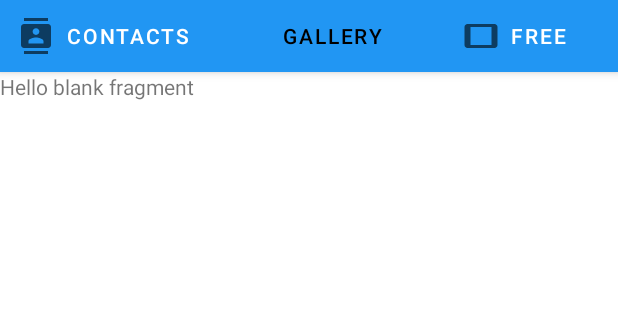
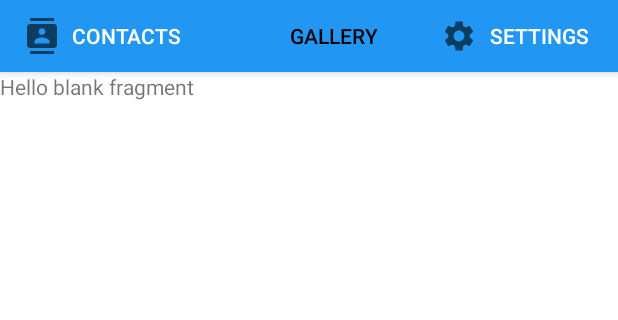
Before and after one commit to k12ms26/3-Tabs, an Android app: the screen it shows after launch (MainActivity), tab 2 chosen, on a phone screen of 412 x 824 dp, the part 89-409 px from its top. Run offline under Robolectric (Android 15) with nearby library versions, the phone set to English and light mode, and no system bars.

Commit message:
Add Contacts Listview

```diff
--- a/app/src/main/java/com/example/cs496_tabbed/MainActivity.kt
+++ b/app/src/main/java/com/example/cs496_tabbed/MainActivity.kt
@@ -61,14 +61,14 @@ class MainActivity : AppCompatActivity() {
         val adapter = ViewPagerAdapter(supportFragmentManager)
         adapter.addFragment(ContactsFragment(), "Contacts")
         adapter.addFragment(GalleryFragment(), "Gallery")
-        adapter.addFragment(FreeFragment(), "Free")
+        adapter.addFragment(FreeFragment(), "Settings")
 
         viewPager.adapter = adapter
         tabs.setupWithViewPager(viewPager)
 
         tabs.getTabAt(0)!!.setIcon(R.drawable.ic_baseline_contacts_24)
         tabs.getTabAt(1)!!.setIcon(R.drawable.ic_baseline_photo_library_24)
-        tabs.getTabAt(2)!!.setIcon(R.drawable.ic_baseline_tablet_24)
+        tabs.getTabAt(2)!!.setIcon(R.drawable.ic_baseline_settings_24)
     }
 
 }
--- a/app/src/main/java/com/example/cs496_tabbed/fragments/ContactsFragment.kt
+++ b/app/src/main/java/com/example/cs496_tabbed/fragments/ContactsFragment.kt
@@ -11,42 +11,26 @@ import android.view.ViewGroup
 import android.widget.ListView
 import android.widget.SimpleCursorAdapter
 import androidx.fragment.app.ListFragment
-import androidx.recyclerview.widget.RecyclerView
 import com.example.cs496_tabbed.R
 
-
 class ContactsFragment : ListFragment() {
-
-    override fun onCreate(savedInstanceState: Bundle?) {
-        super.onCreate(savedInstanceState)
-
-    }
-
     override fun onCreateView(
         inflater: LayoutInflater, container: ViewGroup?,
         savedInstanceState: Bundle?
     ): View? {
         // Inflate the layout for this fragment
-        val view = inflater.inflate(R.layout.fragment_contacts, container, false)
-        return view
-    }
-    override fun onViewCreated(view: View, savedInstanceState: Bundle?) {
-        super.onViewCreated(view, savedInstanceState)
+        var view = inflater.inflate(R.layout.fragment_contacts, container, false)
 
-    }
-
-
-    fun read(){
-        val listview = view?.findViewById<ListView>(R.id.listview)
         var cursor: Cursor? = activity?.contentResolver?.query(ContactsContract.CommonDataKinds.Phone.CONTENT_URI, null, null, null, null)
         activity?.startManagingCursor(cursor)
 
         var from = arrayOf(ContactsContract.CommonDataKinds.Phone.DISPLAY_NAME, ContactsContract.CommonDataKinds.Phone.NUMBER, ContactsContract.CommonDataKinds.Phone._ID)
-        Log.d("TAG", from.contentDeepToString())
         var to = intArrayOf(android.R.id.text1, android.R.id.text2)
         var simple: SimpleCursorAdapter = SimpleCursorAdapter(activity, android.R.layout.simple_list_item_2, cursor, from, to)
 
-        listview?.adapter = simple
+        listAdapter = simple
+
+        return view
     }
 
 }
--- /dev/null
+++ b/app/src/main/res/drawable/ic_baseline_settings_24.xml
@@ -0,0 +1,5 @@
+<vector android:height="24dp" android:tint="#FAF8F7"
+    android:viewportHeight="24" android:viewportWidth="24"
+    android:width="24dp" xmlns:android="http://schemas.android.com/apk/res/android">
+    <path android:fillColor="@android:color/white" android:pathData="M19.14,12.94c0.04,-0.3 0.06,-0.61 0.06,-0.94c0,-0.32 -0.02,-0.64 -0.07,-0.94l2.03,-1.58c0.18,-0.14 0.23,-0.41 0.12,-0.61l-1.92,-3.32c-0.12,-0.22 -0.37,-0.29 -0.59,-0.22l-2.39,0.96c-0.5,-0.38 -1.03,-0.7 -1.62,-0.94L14.4,2.81c-0.04,-0.24 -0.24,-0.41 -0.48,-0.41h-3.84c-0.24,0 -0.43,0.17 -0.47,0.41L9.25,5.35C8.66,5.59 8.12,5.92 7.63,6.29L5.24,5.33c-0.22,-0.08 -0.47,0 -0.59,0.22L2.74,8.87C2.62,9.08 2.66,9.34 2.86,9.48l2.03,1.58C4.84,11.36 4.8,11.69 4.8,12s0.02,0.64 0.07,0.94l-2.03,1.58c-0.18,0.14 -0.23,0.41 -0.12,0.61l1.92,3.32c0.12,0.22 0.37,0.29 0.59,0.22l2.39,-0.96c0.5,0.38 1.03,0.7 1.62,0.94l0.36,2.54c0.05,0.24 0.24,0.41 0.48,0.41h3.84c0.24,0 0.44,-0.17 0.47,-0.41l0.36,-2.54c0.59,-0.24 1.13,-0.56 1.62,-0.94l2.39,0.96c0.22,0.08 0.47,0 0.59,-0.22l1.92,-3.32c0.12,-0.22 0.07,-0.47 -0.12,-0.61L19.14,12.94zM12,15.6c-1.98,0 -3.6,-1.62 -3.6,-3.6s1.62,-3.6 3.6,-3.6s3.6,1.62 3.6,3.6S13.98,15.6 12,15.6z"/>
+</vector>
--- a/app/src/main/res/drawable/ic_baseline_tablet_24.xml
+++ /dev/null
@@ -1,5 +0,0 @@
-<vector android:height="24dp" android:tint="#FAF8F7"
-    android:viewportHeight="24" android:viewportWidth="24"
-    android:width="24dp" xmlns:android="http://schemas.android.com/apk/res/android">
-    <path android:fillColor="@android:color/white" android:pathData="M21,4L3,4c-1.1,0 -2,0.9 -2,2v12c0,1.1 0.9,2 2,2h18c1.1,0 1.99,-0.9 1.99,-2L23,6c0,-1.1 -0.9,-2 -2,-2zM19,18L5,18L5,6h14v12z"/>
-</vector>
--- a/app/src/main/res/layout/activity_main.xml
+++ b/app/src/main/res/layout/activity_main.xml
@@ -28,6 +28,7 @@
             android:layout_width="match_parent"
             android:layout_height="wrap_content"
             android:background="?attr/colorPrimary"
+            app:tabTextAppearance="@style/CustomTabStyle"
             app:tabGravity="fill"
             app:tabInlineLabel="true"
             app:tabTextColor="@android:color/white"
--- a/app/src/main/res/values/themes.xml
+++ b/app/src/main/res/values/themes.xml
@@ -19,6 +19,10 @@
         <item name="windowNoTitle">true</item>
     </style>
 
+    <style name="CustomTabStyle" parent="TextAppearance.Design.Tab">
+        <item name="android:textSize">14sp</item>
+    </style>
+
     <style name="Theme.Cs496_Tabbed.AppBarOverlay" parent="ThemeOverlay.AppCompat.Dark.ActionBar" />
 
     <style name="Theme.Cs496_Tabbed.PopupOverlay" parent="ThemeOverlay.AppCompat.Light" />
```
Also changed, not shown: app/src/main/res/layout/fragment_contacts.xml (+7 -7 lines).
